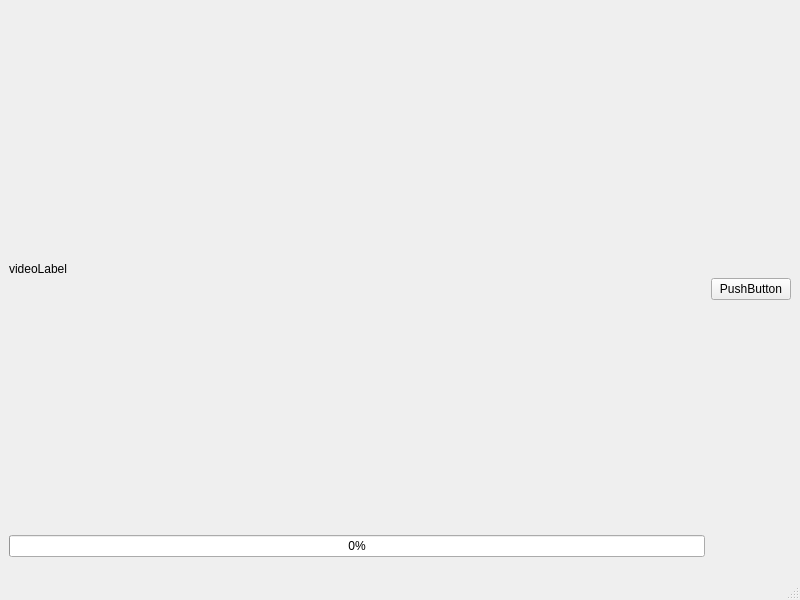
Old version of the form runey_bot_mk1/mainwindow.ui in the repository Harmonised7/qt-projects.
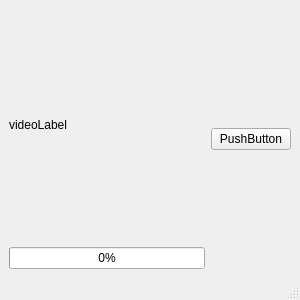
New version of the form.

Patch:
```diff
--- a/runey_bot_mk1/mainwindow.ui
+++ b/runey_bot_mk1/mainwindow.ui
@@ -6,10 +6,16 @@
    <rect>
     <x>0</x>
     <y>0</y>
-    <width>800</width>
-    <height>600</height>
+    <width>300</width>
+    <height>300</height>
    </rect>
   </property>
+  <property name="maximumSize">
+   <size>
+    <width>300</width>
+    <height>300</height>
+   </size>
+  </property>
   <property name="windowTitle">
    <string>MainWindow</string>
   </property>
```
Left out of the diff: 2 changed lines with no effect on the pictures.
